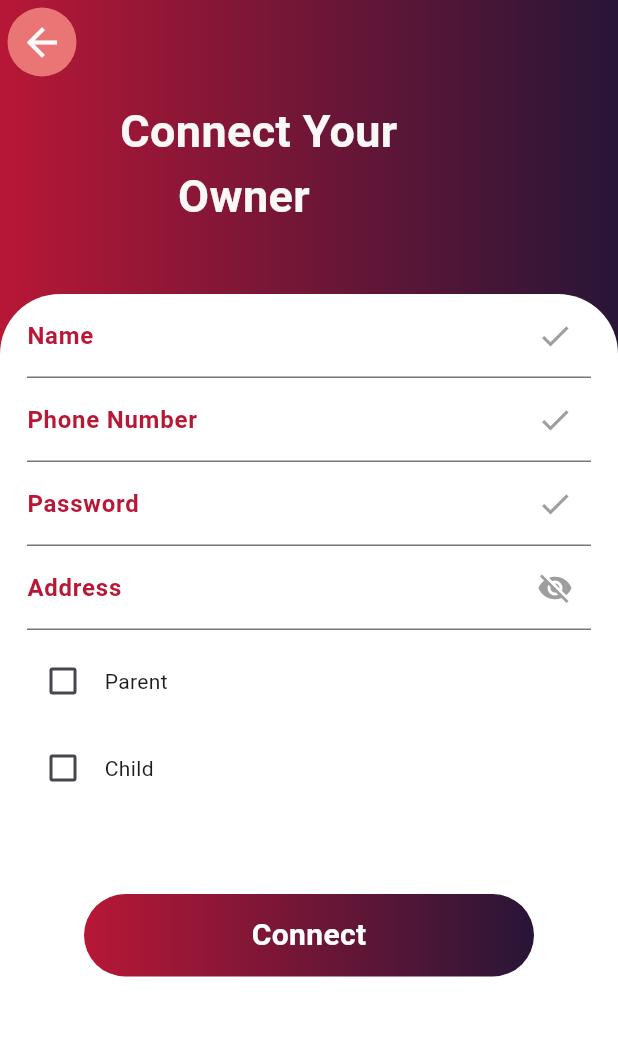
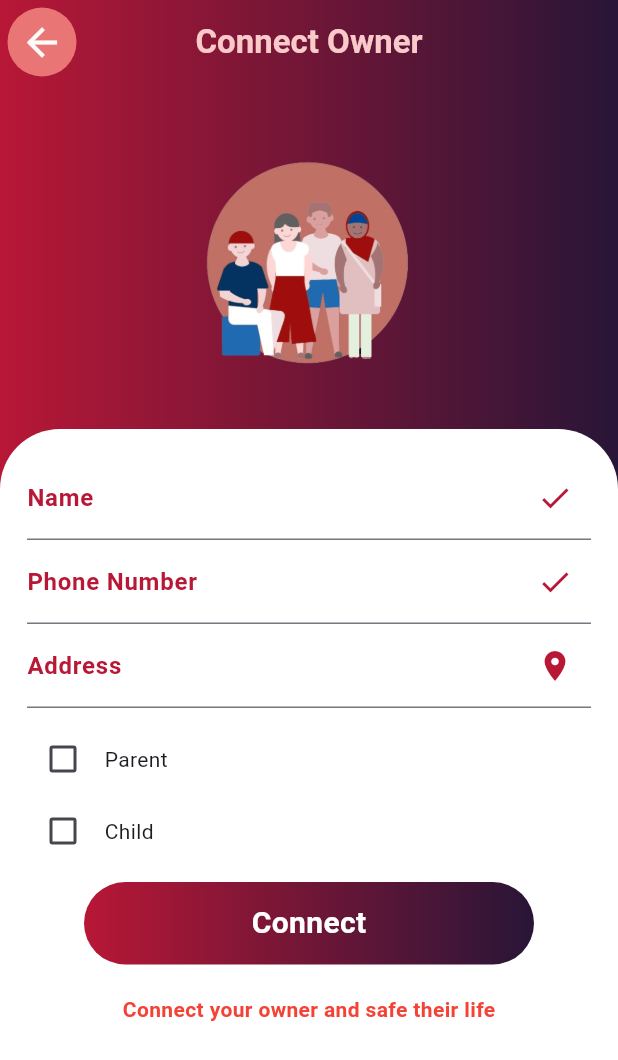
Before and after one commit to GihanSisiraKumara/kidcare_app, a Flutter app: the ConnectScreen screen opened directly, after a tap on "Connect", on a phone screen of 412 x 824 dp. Shown: the top 1060 px of the screen. Run offline on Flutter 3.47's test engine with Material 3 defaults, Android fonts, the phone set to English and light mode, and no system bars; our stand-ins replace flutter_slidable, google_maps_flutter, image_picker, lottie, qr_flutter; missing offline and left inert: flutter_phone_direct_caller, mobile_scanner, qr_scanner_overlay; Roboto replaces fonts that are missing (inter).

Commit message:
Design page ui

```diff
--- a/lib/screen/connectBord.dart
+++ b/lib/screen/connectBord.dart
@@ -5,7 +5,8 @@ import 'package:http/http.dart' as http;
 import 'package:kidcare/screen/loginScreen.dart';
 
 class ConnectScreen extends StatefulWidget {
-  const ConnectScreen({super.key, required String title});
+  const ConnectScreen({super.key, required this.title});
+  final String title;
 
   @override
   RegScreenState createState() => RegScreenState();
@@ -36,7 +37,7 @@ class RegScreenState extends State<ConnectScreen> {
         });
         var response = jsonDecode(res.body);
         if (response["success"] == "true") {
-          print("Insert Successfull!");
+          print("Insert Successful!");
           Navigator.push(
             context,
             MaterialPageRoute(
@@ -52,7 +53,7 @@ class RegScreenState extends State<ConnectScreen> {
         print(e);
       }
     } else {
-      print("please fill all the fileds");
+      print("please fill all the fields");
     }
   }
 
@@ -60,14 +61,21 @@ class RegScreenState extends State<ConnectScreen> {
   Widget build(BuildContext context) {
     return Scaffold(
       appBar: AppBar(
+        backgroundColor: const Color.fromARGB(255, 252, 250, 251),
         centerTitle: true,
-        title: const Text(""),
+        title: const Text(
+          'Connect Owner',
+          style: TextStyle(
+              fontSize: 22,
+              color: Color.fromARGB(255, 250, 202, 202),
+              fontWeight: FontWeight.bold),
+        ),
         leading: IconButton(
           style: ButtonStyle(
-            iconSize: MaterialStateProperty.all<double>(30),
-            iconColor: MaterialStateProperty.all<Color>(
+            iconSize: WidgetStateProperty.all<double>(30),
+            iconColor: WidgetStateProperty.all<Color>(
                 const Color.fromARGB(255, 252, 251, 251)),
-            backgroundColor: MaterialStateProperty.all<Color>(
+            backgroundColor: WidgetStateProperty.all<Color>(
                 const Color.fromARGB(255, 234, 117, 117)),
           ),
           icon: const Icon(Icons.arrow_back),
@@ -75,7 +83,6 @@ class RegScreenState extends State<ConnectScreen> {
             Navigator.pop(context);
           },
         ),
-        backgroundColor: Colors.transparent,
         flexibleSpace: Container(
           decoration: const BoxDecoration(
             gradient: LinearGradient(
@@ -95,19 +102,21 @@ class RegScreenState extends State<ConnectScreen> {
                 Color(0xff281537),
               ]),
             ),
-            child: const Padding(
-              padding: EdgeInsets.only(top: 10.0, left: 80),
-              child: Text(
-                'Connect Your\n     Owner',
-                style: TextStyle(
-                    fontSize: 30,
-                    color: Color.fromARGB(255, 250, 247, 247),
-                    fontWeight: FontWeight.bold),
+          ),
+          Column(
+            mainAxisAlignment: MainAxisAlignment.start,
+            children: [
+              const Padding(
+                padding: EdgeInsets.only(top: 30.0),
+                child: CircleAvatar(
+                  radius: 90, // Adjust the radius to fit the size you want
+                  backgroundImage: AssetImage('assets/images/paconnect.png'),
+                  backgroundColor: Colors.transparent,
                 ),
               ),
-          ),
-          Padding(
-            padding: const EdgeInsets.only(top: 140.0),
+              Expanded(
+                child: Padding(
+                  padding: const EdgeInsets.only(top: 20.0),
                   child: Container(
                     decoration: const BoxDecoration(
                       borderRadius: BorderRadius.only(
@@ -115,10 +124,8 @@ class RegScreenState extends State<ConnectScreen> {
                           topRight: Radius.circular(40)),
                       color: Colors.white,
                     ),
-              height: double.infinity,
-              width: double.infinity,
                     child: Padding(
-                padding: const EdgeInsets.only(left: 18.0, right: 18),
+                      padding: const EdgeInsets.all(18.0),
                       child: SingleChildScrollView(
                         child: Column(
                           mainAxisAlignment: MainAxisAlignment.center,
@@ -128,7 +135,7 @@ class RegScreenState extends State<ConnectScreen> {
                               decoration: const InputDecoration(
                                   suffixIcon: Icon(
                                     Icons.check,
-                              color: Colors.grey,
+                                    color: Color(0xffB81736),
                                   ),
                                   label: Text(
                                     'Name',
@@ -143,7 +150,7 @@ class RegScreenState extends State<ConnectScreen> {
                               decoration: const InputDecoration(
                                   suffixIcon: Icon(
                                     Icons.check,
-                              color: Colors.grey,
+                                    color: Color(0xffB81736),
                                   ),
                                   label: Text(
                                     'Phone Number',
@@ -154,26 +161,11 @@ class RegScreenState extends State<ConnectScreen> {
                                   )),
                             ),
                             TextField(
-                        controller: password,
-                        decoration: const InputDecoration(
-                            suffixIcon: Icon(
-                              Icons.check,
-                              color: Colors.grey,
-                            ),
-                            label: Text(
-                              'Password',
-                              style: TextStyle(
-                                fontWeight: FontWeight.bold,
-                                color: Color(0xffB81736),
-                              ),
-                            )),
-                      ),
-                      TextField(
                               controller: address,
                               decoration: const InputDecoration(
                                   suffixIcon: Icon(
-                              Icons.visibility_off,
-                              color: Colors.grey,
+                                    Icons.location_on,
+                                    color: Color(0xffB81736),
                                   ),
                                   label: Text(
                                     'Address',
@@ -188,7 +180,7 @@ class RegScreenState extends State<ConnectScreen> {
                               children: [
                                 Checkbox(
                                   checkColor: Colors.white,
-                            activeColor: Colors.green,
+                                  activeColor: const Color(0xffB81736),
                                   value: isParent,
                                   onChanged: (bool? value) {
                                     setState(() {
@@ -202,12 +194,12 @@ class RegScreenState extends State<ConnectScreen> {
                                 const Text(" Parent"),
                               ],
                             ),
-                      const SizedBox(height: 10),
+                            const SizedBox(height: 0),
                             Row(
                               children: [
                                 Checkbox(
                                   checkColor: Colors.white,
-                            activeColor: Colors.green,
+                                  activeColor: const Color(0xffB81736),
                                   value: isChild,
                                   onChanged: (bool? value) {
                                     setState(() {
@@ -223,9 +215,6 @@ class RegScreenState extends State<ConnectScreen> {
                             ),
                             const SizedBox(
                               height: 10,
-                      ),
-                      const SizedBox(
-                        height: 50,
                             ),
                             GestureDetector(
                               onTap: () {
@@ -253,9 +242,16 @@ class RegScreenState extends State<ConnectScreen> {
                               ),
                             ),
                             const SizedBox(
-                        height: 50,
+                              height: 20,
                             ),
+                            const Text(
+                              'Connect your owner and safe their life',
+                              style: TextStyle(
+                                  color: Colors.red,
+                                  fontWeight: FontWeight.bold),
+                            )
                           ],
+                        ),
                       ),
                     ),
                   ),
@@ -263,6 +259,8 @@ class RegScreenState extends State<ConnectScreen> {
               ),
             ],
           ),
+        ],
+      ),
       resizeToAvoidBottomInset: false,
     );
   }
--- a/lib/screen/eservicessBord.dart
+++ b/lib/screen/eservicessBord.dart
@@ -1,4 +1,5 @@
 import 'package:flutter/material.dart';
+import 'package:kidcare/screen/callBoard.dart';
 
 class eservicessBord extends StatefulWidget {
   const eservicessBord({super.key, required String title});
@@ -194,10 +195,10 @@ class _eservicessBordState extends State<eservicessBord> {
         ),
         leading: IconButton(
           style: ButtonStyle(
-            iconSize: MaterialStateProperty.all<double>(30),
-            iconColor: MaterialStateProperty.all<Color>(
+            iconSize: WidgetStateProperty.all<double>(30),
+            iconColor: WidgetStateProperty.all<Color>(
                 const Color.fromARGB(255, 252, 251, 251)),
-            backgroundColor: MaterialStateProperty.all<Color>(
+            backgroundColor: WidgetStateProperty.all<Color>(
                 const Color.fromARGB(255, 234, 117, 117)),
           ),
           icon: const Icon(Icons.arrow_back),
@@ -240,12 +241,23 @@ class _eservicessBordState extends State<eservicessBord> {
                         elevation: 1,
                         margin: const EdgeInsets.symmetric(vertical: 2),
                         child: ListTile(
-                          leading: CircleAvatar(
-                            radius: 30.0,
-                            backgroundImage:
-                                NetworkImage(_foundUsers[index]['image']),
-                            backgroundColor:
-                                const Color.fromARGB(0, 170, 61, 61),
+                          leading: GestureDetector(
+                            onTap: () {
+                              Navigator.push(
+                                context,
+                                MaterialPageRoute(
+                                    builder: (context) => const CallBoard(
+                                          title: '',
+                                        )),
+                              );
+                            },
+                            child: CircleAvatar(
+                              radius: 30.0,
+                              backgroundImage:
+                                  NetworkImage(_foundUsers[index]['image']),
+                              backgroundColor:
+                                  const Color.fromARGB(0, 170, 61, 61),
+                            ),
                           ),
                           title: Text(_foundUsers[index]['name']),
                           subtitle: Text('${_foundUsers[index]["des"]}'),
--- a/lib/screen/forgotpBord.dart
+++ b/lib/screen/forgotpBord.dart
@@ -141,7 +141,15 @@ class _ForgotpBordState extends State<ForgotpBord> {
   Widget _buildSignUpText() {
     return Center(
       child: GestureDetector(
-        onTap: () {},
+        onTap: () {
+          Navigator.push(
+            context,
+            MaterialPageRoute(
+                builder: (context) => const LoginScreen(
+                      title: '',
+                    )),
+          );
+        },
         child: RichText(
           text: const TextSpan(
             text: "Need more help? ",
--- a/pubspec.yaml
+++ b/pubspec.yaml
@@ -103,7 +103,7 @@ flutter:
     - assets/images/litview.jpg
     - assets/images/regscreenbackground.jpg
     - assets/images/redcall.jpg
-
+    - assets/images/paconnect.png
     - assets/images/forget.png
 
 
```
Lines whose indentation alone changed are shown as unchanged.
